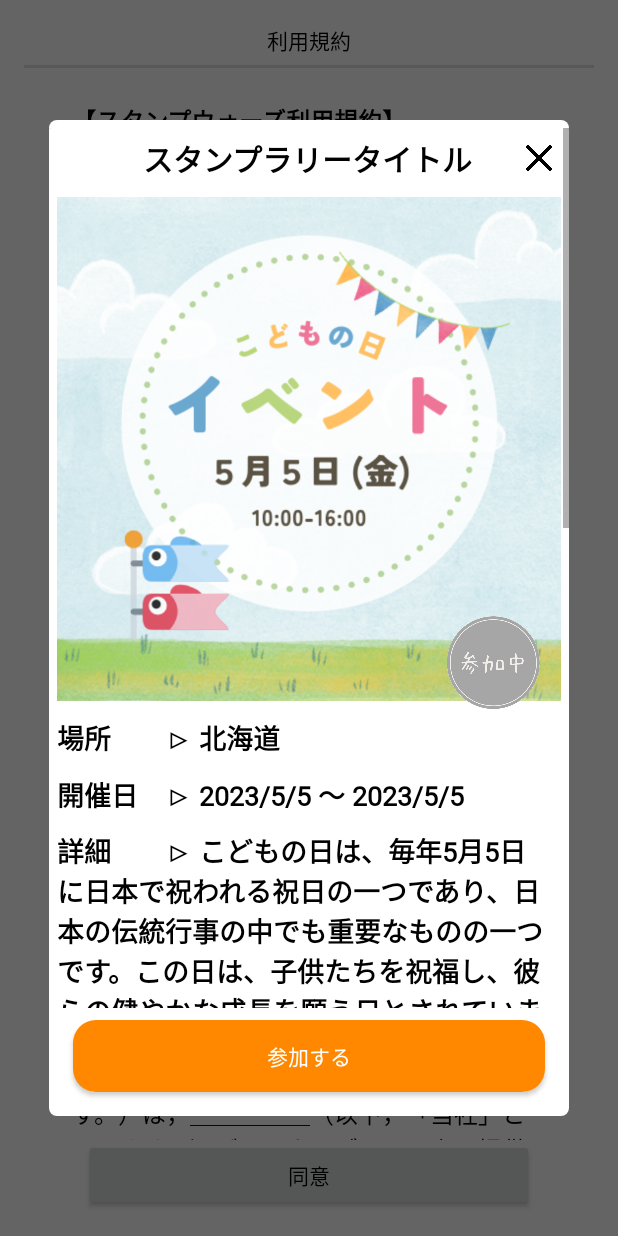
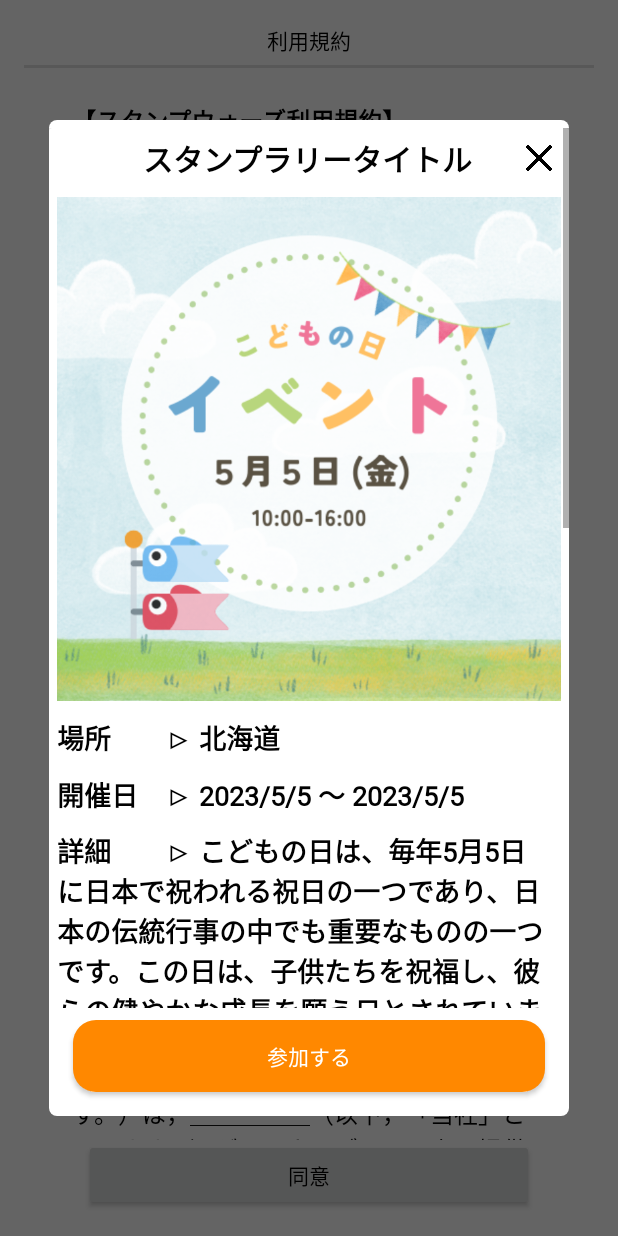
Before and after one commit to x-hajime-yasuda/StampWars_Android, an Android app: the fragment RallyDialogFragment placed in its activity, on a phone screen of 412 x 824 dp. Run offline under Robolectric (Android 15) with nearby library versions, the light colour scheme and no system bars; libraries missing offline, so code that uses them is left out: aws.smithy.kotlin, com.amplifyframework.api, com.amplifyframework.auth, com.amplifyframework.core; 11 statements that could not run were skipped.

Commit message:
参加中フラグの取り込み

```diff
--- a/app/src/main/java/jp/co/xpower/app/stw/MainActivity.kt
+++ b/app/src/main/java/jp/co/xpower/app/stw/MainActivity.kt
@@ -23,7 +23,6 @@ import androidx.activity.result.ActivityResultLauncher
 import androidx.activity.result.contract.ActivityResultContracts
 import androidx.appcompat.app.AlertDialog
 import androidx.appcompat.app.AppCompatActivity
-<<<<<<< HEAD
 import androidx.core.splashscreen.SplashScreen.Companion.installSplashScreen
 import androidx.lifecycle.MutableLiveData
 import androidx.lifecycle.ViewModelProvider
@@ -42,12 +41,6 @@ import com.amplifyframework.core.model.query.ObserveQueryOptions
 import com.amplifyframework.core.model.query.predicate.QueryPredicate
 import com.amplifyframework.core.model.temporal.Temporal
 import com.amplifyframework.datastore.*
-=======
-import androidx.recyclerview.widget.GridLayoutManager
-import com.amplifyframework.auth.AuthSession
-import com.amplifyframework.auth.cognito.AWSCognitoAuthSession
-import com.amplifyframework.core.Amplify
->>>>>>> 8860561b7ddb8ccf71ec6858e9ff88b8daa358c9
 import com.amplifyframework.datastore.generated.model.CheckPoint
 import com.amplifyframework.datastore.generated.model.Complete
 import com.amplifyframework.datastore.generated.model.StwCompany
@@ -65,12 +58,6 @@ import java.io.FileNotFoundException
 import java.io.IOException
 import java.util.*
 import java.util.concurrent.CompletableFuture
-<<<<<<< HEAD
-=======
-import androidx.lifecycle.ViewModelProvider
-import jp.co.xpower.app.stw.model.CommonData
-import jp.co.xpower.app.stw.model.CommonDataViewModel
->>>>>>> 8860561b7ddb8ccf71ec6858e9ff88b8daa358c9
 import java.util.concurrent.Executors
 
 
--- a/app/src/main/res/layout/fragment_rally_dialog.xml
+++ b/app/src/main/res/layout/fragment_rally_dialog.xml
@@ -90,6 +90,8 @@
                                 android:src="@drawable/default_rally_detail" />
 
                             <ImageView
+                                android:id="@+id/img_join"
+                                android:visibility="invisible"
                                 android:layout_width="90dp"
                                 android:layout_height="62dp"
                                 android:layout_gravity="bottom|right"
```
